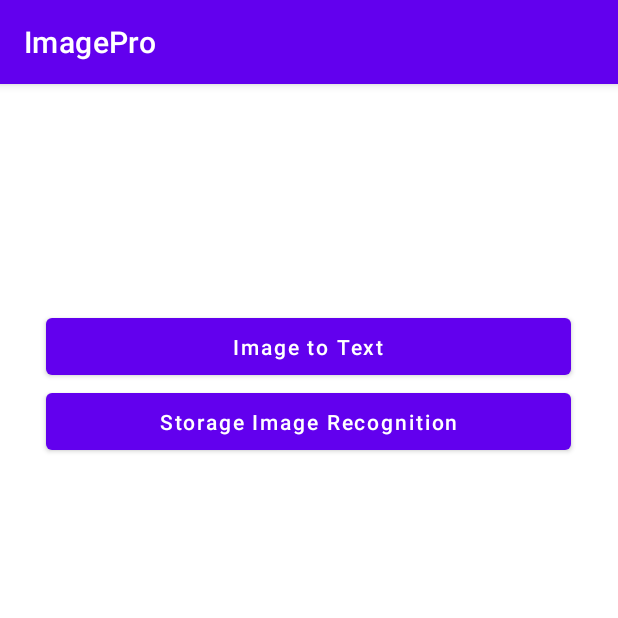
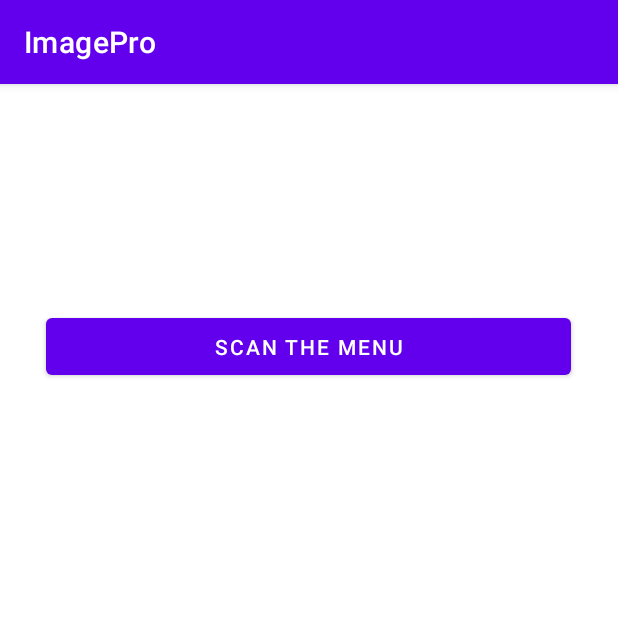
Before and after one commit to a1791578/MCSP-A2-project, an Android app: the screen it shows after launch (MainActivity), on a phone screen of 412 x 824 dp, the top half of it. Run offline under Robolectric (Android 15) with nearby library versions, the phone set to English and light mode, and no system bars.

Commit message:
adjust UI and add functon of back to mainActivity

```diff
--- a/app/src/main/java/com/example/imagepro/MainActivity.java
+++ b/app/src/main/java/com/example/imagepro/MainActivity.java
@@ -27,12 +27,12 @@ public class MainActivity extends AppCompatActivity {
             }
         });
 
-        storage_ImageP_button=findViewById(R.id.storage_ImageP_button);
-        storage_ImageP_button.setOnClickListener(new View.OnClickListener() {
-            @Override
-            public void onClick(View v) {
-                startActivity(new Intent(MainActivity.this,storageRecognitionActivity.class).addFlags(Intent.FLAG_ACTIVITY_CLEAR_TASK | Intent.FLAG_ACTIVITY_CLEAR_TOP));
-            }
-        });
+//        storage_ImageP_button=findViewById(R.id.storage_ImageP_button);
+//        storage_ImageP_button.setOnClickListener(new View.OnClickListener() {
+//            @Override
+//            public void onClick(View v) {
+//                startActivity(new Intent(MainActivity.this,storageRecognitionActivity.class).addFlags(Intent.FLAG_ACTIVITY_CLEAR_TASK | Intent.FLAG_ACTIVITY_CLEAR_TOP));
+//            }
+//        });
     }
 }
--- a/app/src/main/res/layout/activity_main.xml
+++ b/app/src/main/res/layout/activity_main.xml
@@ -14,16 +14,16 @@
         android:layout_height="50dp"
         android:id="@+id/camera_button"
         android:textAllCaps="false"
-        android:text="Image to Text"
+        android:text="SCAN THE MENU"
         tools:ignore="HardcodedText" />
 
-    <Button
-        android:layout_width="350dp"
-        android:layout_height="50dp"
-        android:id="@+id/storage_ImageP_button"
-        android:textAllCaps="false"
-        android:text="Storage Image Recognition"
-        tools:ignore="HardcodedText" />
+<!--    <Button-->
+<!--        android:layout_width="350dp"-->
+<!--        android:layout_height="50dp"-->
+<!--        android:id="@+id/storage_ImageP_button"-->
+<!--        android:textAllCaps="false"-->
+<!--        android:text="Storage Image Recognition"-->
+<!--        tools:ignore="HardcodedText" />-->
 
 
 </LinearLayout>
```
Also changed, not shown: app/src/main/java/com/example/imagepro/CameraActivity.java (+22 -4 lines).
